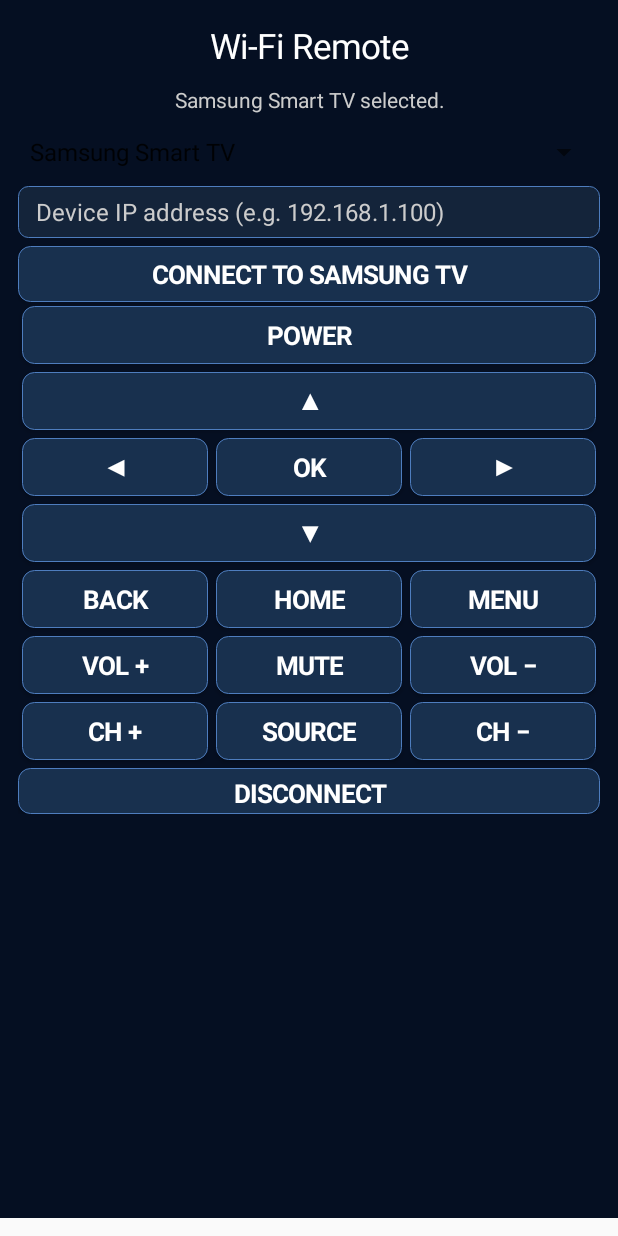
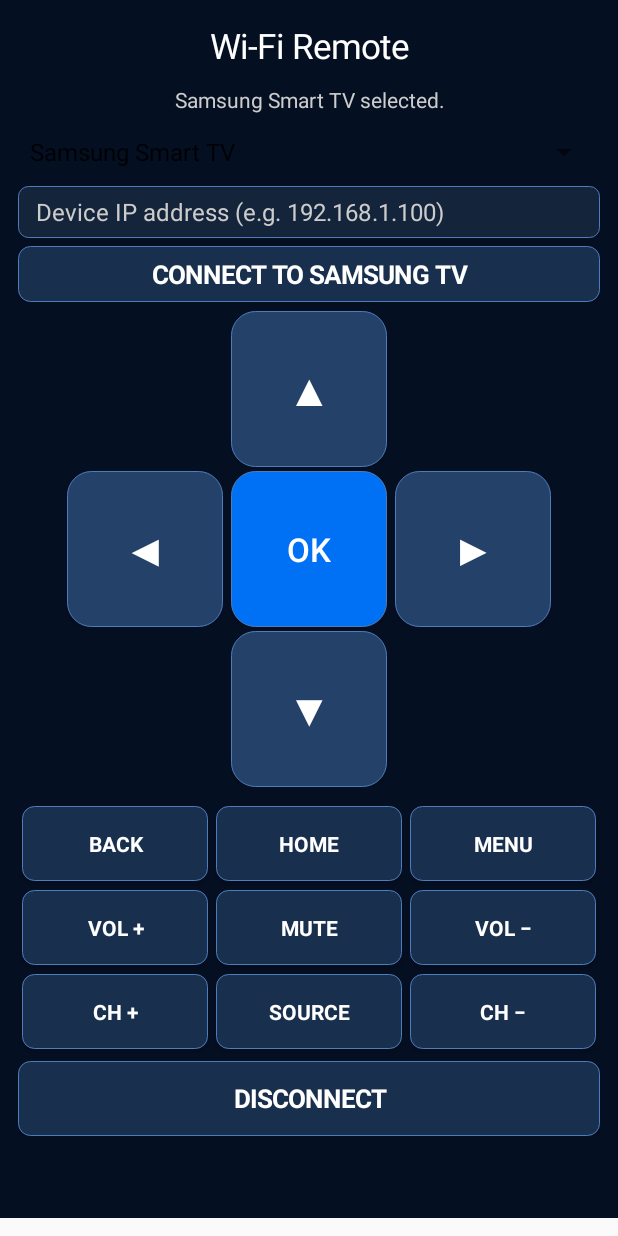
Before and after one commit to ff6locke/BTRemoteEX, an Android app: the WifiRemoteActivity screen opened directly, with no data from a screen before it, on a phone screen of 412 x 824 dp. Run offline under Robolectric (Android 15) with nearby library versions, the phone set to English and light mode, and no system bars.

Commit message:
Match Wi-Fi remote layout to large Bluetooth TV D-pad

```diff
--- a/app/src/main/java/com/ff6locke/btremoteex/WifiRemoteActivity.kt
+++ b/app/src/main/java/com/ff6locke/btremoteex/WifiRemoteActivity.kt
@@ -104,31 +104,62 @@ class WifiRemoteActivity : Activity() {
         root.addView(connectButton, LinearLayout.LayoutParams(-1, 56).apply { topMargin = 8 })
 
         samsungControls = LinearLayout(this).apply { orientation = LinearLayout.VERTICAL }
-        val keys = listOf(
-            listOf("POWER" to "KEY_POWER"),
-            listOf("▲" to "KEY_UP"),
-            listOf("◀" to "KEY_LEFT", "OK" to "KEY_ENTER", "▶" to "KEY_RIGHT"),
-            listOf("▼" to "KEY_DOWN"),
-            listOf("BACK" to "KEY_RETURN", "HOME" to "KEY_HOME", "MENU" to "KEY_MENU"),
-            listOf("VOL +" to "KEY_VOLUP", "MUTE" to "KEY_MUTE", "VOL −" to "KEY_VOLDOWN"),
-            listOf("CH +" to "KEY_CHUP", "SOURCE" to "KEY_SOURCE", "CH −" to "KEY_CHDOWN")
-        )
-        keys.forEach { rowKeys ->
+        val density = resources.displayMetrics.density
+        fun dp(value: Int) = (value * density).toInt()
+        val screenDp = (resources.displayMetrics.heightPixels / density).toInt()
+        val padSize = dp(((screenDp - 390) / 4).coerceIn(72, 104))
+        fun remoteButton(label: String, key: String, accent: Boolean = false): Button =
+            Button(this).apply {
+                text = label
+                textSize = if (label == "OK") 22f else 30f
+                setTextColor(Color.WHITE)
+                isAllCaps = false
+                minHeight = padSize
+                setPadding(dp(2), dp(2), dp(2), dp(2))
+                background = GradientDrawable().apply {
+                    cornerRadius = dp(16).toFloat()
+                    setColor(if (accent) Color.rgb(0, 112, 245) else Color.rgb(35, 65, 105))
+                    setStroke(dp(1), Color.rgb(78, 125, 190))
+                }
+                setOnClickListener { sendSamsungKey(key) }
+            }
+        val dpad = LinearLayout(this).apply { orientation = LinearLayout.VERTICAL; gravity = Gravity.CENTER }
+        val topRow = LinearLayout(this).apply { gravity = Gravity.CENTER }
+        topRow.addView(View(this), LinearLayout.LayoutParams(padSize, padSize))
+        topRow.addView(remoteButton("▲", "KEY_UP"), LinearLayout.LayoutParams(padSize, padSize).apply { setMargins(dp(3), 0, dp(3), 0) })
+        topRow.addView(View(this), LinearLayout.LayoutParams(padSize, padSize))
+        dpad.addView(topRow)
+        val middleRow = LinearLayout(this).apply { gravity = Gravity.CENTER }
+        middleRow.addView(remoteButton("◀", "KEY_LEFT"), LinearLayout.LayoutParams(padSize, padSize).apply { rightMargin = dp(3) })
+        middleRow.addView(remoteButton("OK", "KEY_ENTER", true), LinearLayout.LayoutParams(padSize, padSize).apply { leftMargin = dp(3); rightMargin = dp(3) })
+        middleRow.addView(remoteButton("▶", "KEY_RIGHT"), LinearLayout.LayoutParams(padSize, padSize).apply { leftMargin = dp(3) })
+        dpad.addView(middleRow, LinearLayout.LayoutParams(-1, padSize).apply { topMargin = dp(3); bottomMargin = dp(3) })
+        val bottomRow = LinearLayout(this).apply { gravity = Gravity.CENTER }
+        bottomRow.addView(View(this), LinearLayout.LayoutParams(padSize, padSize))
+        bottomRow.addView(remoteButton("▼", "KEY_DOWN"), LinearLayout.LayoutParams(padSize, padSize).apply { setMargins(dp(3), 0, dp(3), 0) })
+        bottomRow.addView(View(this), LinearLayout.LayoutParams(padSize, padSize))
+        dpad.addView(bottomRow)
+        samsungControls.addView(dpad, LinearLayout.LayoutParams(-1, -2).apply { topMargin = dp(6); bottomMargin = dp(10) })
+        fun remoteRow(vararg entries: Pair<String, String>) {
             val row = LinearLayout(this).apply { gravity = Gravity.CENTER }
-            rowKeys.forEach { (label, key) ->
+            entries.forEach { (label, key) ->
                 row.addView(Button(this).apply {
                     text = label
                     buttonStyle(this)
+                    textSize = 14f
                     setOnClickListener { sendSamsungKey(key) }
-                }, LinearLayout.LayoutParams(0, 58, 1f).apply { setMargins(4, 4, 4, 4) })
+                }, LinearLayout.LayoutParams(0, dp(50), 1f).apply { setMargins(dp(3), dp(3), dp(3), dp(3)) })
             }
-            samsungControls.addView(row, LinearLayout.LayoutParams(-1, 66))
+            samsungControls.addView(row, LinearLayout.LayoutParams(-1, dp(56)))
         }
+        remoteRow("BACK" to "KEY_RETURN", "HOME" to "KEY_HOME", "MENU" to "KEY_MENU")
+        remoteRow("VOL +" to "KEY_VOLUP", "MUTE" to "KEY_MUTE", "VOL −" to "KEY_VOLDOWN")
+        remoteRow("CH +" to "KEY_CHUP", "SOURCE" to "KEY_SOURCE", "CH −" to "KEY_CHDOWN")
         samsungControls.addView(Button(this).apply {
             text = "DISCONNECT"
             buttonStyle(this)
             setOnClickListener { disconnect("Disconnected") }
-        }, LinearLayout.LayoutParams(-1, 46).apply { topMargin = 4 })
+        }, LinearLayout.LayoutParams(-1, dp(50)).apply { topMargin = dp(5) })
 
         rocktekInfo = TextView(this).apply {
             text = "RockTek GX1 Wi-Fi control is not available in this test version.\n\nAndroid TV requires secure pairing before remote commands can be sent. The Samsung buttons are hidden so they cannot be mistaken for RockTek controls."
```
